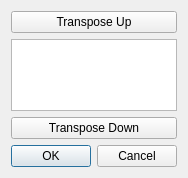
joshelser/Instrument-Trainer, file src/GuiSetTranspositionDialog.ui: the form before one commit.
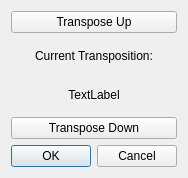
The form after the commit.

Commit message: Change to using text labels instead of textarea.

Patch:
```diff
--- a/src/GuiSetTranspositionDialog.ui
+++ b/src/GuiSetTranspositionDialog.ui
@@ -22,7 +22,24 @@
     </widget>
    </item>
    <item>
-    <widget class="QTextEdit" name="currentTransposition"/>
+    <widget class="QLabel" name="transposeLabel">
+     <property name="text">
+      <string>Current Transposition:</string>
+     </property>
+     <property name="alignment">
+      <set>Qt::AlignCenter</set>
+     </property>
+    </widget>
+   </item>
+   <item>
+    <widget class="QLabel" name="currentTransposition">
+     <property name="text">
+      <string>TextLabel</string>
+     </property>
+     <property name="alignment">
+      <set>Qt::AlignCenter</set>
+     </property>
+    </widget>
    </item>
    <item>
     <widget class="QPushButton" name="transposeDown">
```
